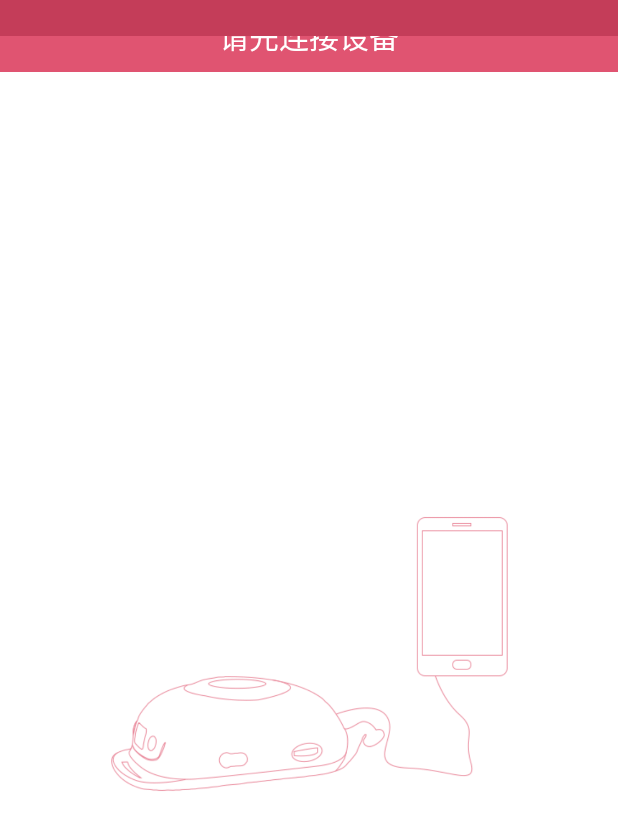
After one commit to ShiPengHao/BabyMom, an Android app: the HealthMonitorPreActivity screen opened directly, with no data from a screen before it, on a phone screen of 412 x 824 dp. The commit adds this screen. Shown: the top 830 px of the screen. Run offline under Robolectric (Android 15) with nearby library versions, the phone set to English and light mode, and no system bars; libraries missing offline, so code that uses them is left out: cn.smssdk, com.github.mikephil.charting, com.zhy.http; pictures from the network do not load; 1 statement that could not run was skipped.

Commit message:
add monitor wait activity

```diff
--- a/app/build.gradle
+++ b/app/build.gradle
@@ -13,7 +13,7 @@ android {
     }
     buildTypes {
         release {
-            minifyEnabled false
+            minifyEnabled true
             proguardFiles getDefaultProguardFile('proguard-android.txt'), 'proguard-rules.pro'
         }
     }
--- /dev/null
+++ b/app/src/main/java/com/yimeng/babymom/activity/HealthMonitorPreActivity.java
@@ -0,0 +1,91 @@
+package com.yimeng.babymom.activity;
+
+import android.content.BroadcastReceiver;
+import android.content.Context;
+import android.content.Intent;
+import android.content.IntentFilter;
+import android.os.SystemClock;
+
+import com.yimeng.babymom.R;
+import com.yimeng.babymom.utils.MyApp;
+
+/**
+ * 胎教仪说明界面
+ */
+public class HealthMonitorPreActivity extends BaseActivity {
+
+    private HeadsetPlugReceiver headsetPlugReceiver;
+
+    public class HeadsetPlugReceiver extends BroadcastReceiver {
+
+        @Override
+        public void onReceive(Context context, Intent intent) {
+            if (intent.hasExtra("state") && intent.getIntExtra("state", 0) == 1) {
+                isDestroy = true;
+                startActivity(new Intent(context, HealthMonitorActivity.class));
+                finish();
+            }
+        }
+    }
+
+    @Override
+    protected int setLayoutResId() {
+        return R.layout.activity_health_monitor_pre;
+    }
+
+    @Override
+    protected void initView() {
+
+    }
+
+    private boolean isDestroy;
+
+    @Override
+    protected void setListener() {
+        registerHeadsetPlugReceiver();
+        new Thread(new Runnable() {
+            @Override
+            public void run() {
+                SystemClock.sleep(3000);
+                if (isDestroy) {
+                    return;
+                }
+                runOnUiThread(
+                        new Runnable() {
+                            @Override
+                            public void run() {
+                                showToast("测试时自动跳转");
+                                startActivity(new Intent(MyApp.getAppContext(), HealthMonitorActivity.class));
+                                finish();
+                            }
+                        }
+                );
+            }
+        }).start();
+    }
+
+    @Override
+    protected void initData() {
+
+    }
+
+    @Override
+    public void onDestroy() {
+        if (null != headsetPlugReceiver) {
+            unregisterReceiver(headsetPlugReceiver);
+        }
+        isDestroy = true;
+        super.onDestroy();
+    }
+
+    @Override
+    protected void onInnerClick(int viewId) {
+
+    }
+
+    private void registerHeadsetPlugReceiver() {
+        headsetPlugReceiver = new HeadsetPlugReceiver();
+        IntentFilter intentFilter = new IntentFilter(Intent.ACTION_HEADSET_PLUG);
+        registerReceiver(headsetPlugReceiver, intentFilter);
+    }
+}
--- /dev/null
+++ b/app/src/main/res/layout/activity_health_monitor_pre.xml
@@ -0,0 +1,34 @@
+<?xml version="1.0" encoding="utf-8"?>
+<LinearLayout xmlns:android="http://schemas.android.com/apk/res/android"
+    android:layout_width="match_parent"
+    android:layout_height="match_parent"
+    android:background="@color/white"
+    android:orientation="vertical">
+
+    <RelativeLayout
+        android:id="@+id/action_bar"
+        android:layout_width="match_parent"
+        android:layout_height="wrap_content">
+
+        <TextView
+            style="@style/TextTitle"
+            android:text="@string/no_device" />
+
+        <!--<include layout="@layout/layout_imageview_back" />-->
+
+    </RelativeLayout>
+
+    <RelativeLayout
+        android:layout_width="match_parent"
+        android:layout_height="match_parent">
+
+        <ImageView
+            android:layout_width="wrap_content"
+            android:layout_height="wrap_content"
+            android:layout_centerInParent="true"
+            android:scaleType="centerInside"
+            android:src="@drawable/machine" />
+
+    </RelativeLayout>
+
+</LinearLayout>
--- a/app/src/main/res/values/strings.xml
+++ b/app/src/main/res/values/strings.xml
@@ -186,7 +186,7 @@
     <string name="promotion">活动</string>
     <string name="promotion_time">活动倒计时</string>
     <string name="promotion_over">活动已结束</string>
-    <string name="health_monitor">健康检测</string>
+    <string name="health_monitor">健康监测</string>
     <string name="test">测试</string>
     <string name="start">开始</string>
     <string name="save_img">保存图片</string>
@@ -195,6 +195,7 @@
     <string name="heart_rate">胎心率 FHR/BPM</string>
     <string name="save_data">保存数据</string>
     <string name="heart_now">瞬时值</string>
+    <string name="no_device">请先连接设备</string>
     <array name="home_fun">
         <item>在线咨询</item>
         <item>健康监测</item>
```
Also changed, not shown: app/src/main/AndroidManifest.xml (+17 -5 lines), app/src/main/java/com/yimeng/babymom/activity/HealthMonitorActivity.java (+50 -12 lines), app/src/main/java/com/yimeng/babymom/fragment/HomeFragment.java (+8 -1 lines), app/src/main/java/com/yimeng/babymom/utils/ChartUtils.java (+16 -7 lines), app/src/main/res/layout/activity_health_monitor.xml (+14 -12 lines), app/src/main/res/drawable/machine.png (added).
